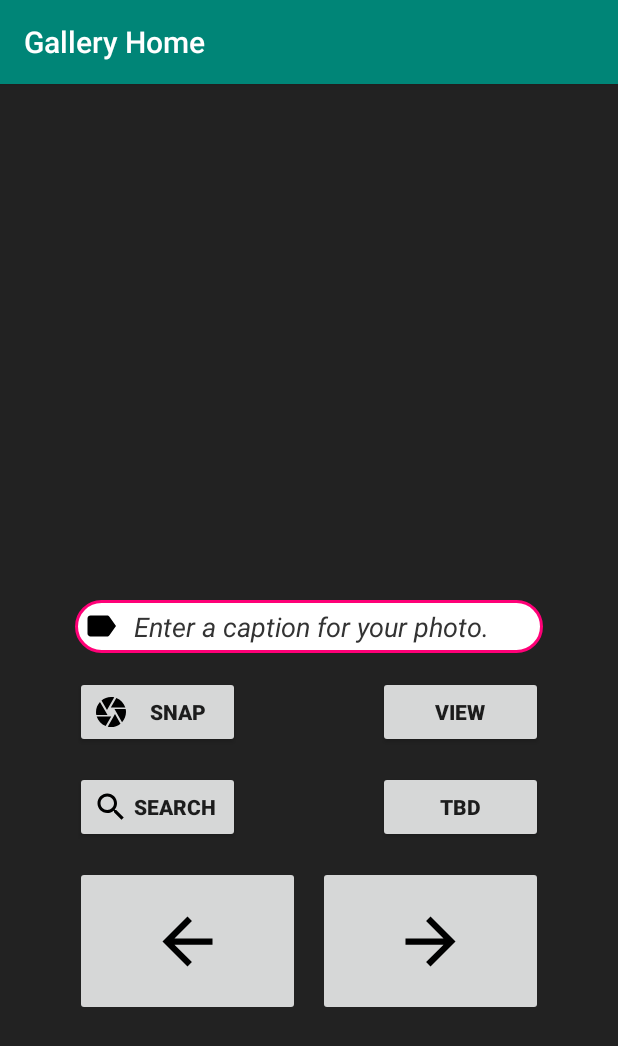
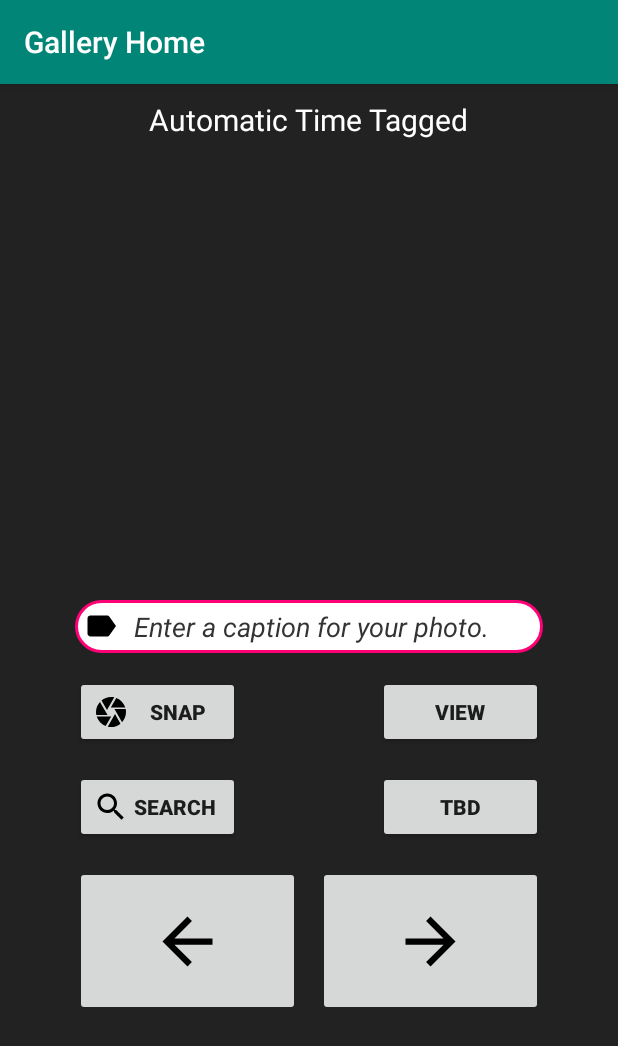
Before and after one commit to vasiliyx/PhotoGalleryApp, an Android app: the screen it shows after launch (MainActivity), on a phone screen of 412 x 824 dp. Shown: the top 1046 px of the screen. Run offline under Robolectric (Android 15) with nearby library versions, the phone set to English and light mode, and no system bars.

Commit message:
Merge branch 'master' of https://github.com/vasiliyx/PhotoGalleryApp
# Conflicts:
#	app/src/main/res/layout/activity_main.xml

```diff
--- a/app/src/main/java/com/example/cameragalleryapp/MainActivity.java
+++ b/app/src/main/java/com/example/cameragalleryapp/MainActivity.java
@@ -87,6 +87,7 @@ public class MainActivity extends AppCompatActivity {
         if (requestCode == REQUEST_IMAGE_CAPTURE && resultCode == RESULT_OK) {
             ImageView mImageView = (ImageView) findViewById(R.id.ivGallery); //grab handle
             mImageView.setImageBitmap(BitmapFactory.decodeFile(mCurrentPhotoPath)); //JPEG to BITMAP (bit map has intensity at each pixel)
+
         }
     }
 
--- a/app/src/main/res/layout/activity_main.xml
+++ b/app/src/main/res/layout/activity_main.xml
@@ -46,6 +46,11 @@
     <TextView
         android:layout_width="wrap_content"
         android:layout_height="wrap_content"
+        android:layout_centerHorizontal="true"
+        android:layout_marginTop="10dp"
+        android:text="Automatic Time Tagged"
+        android:textColor="#FFF"
+        android:textSize="20sp"
         android:inputType="datetime"/>
 
     <Button
```
